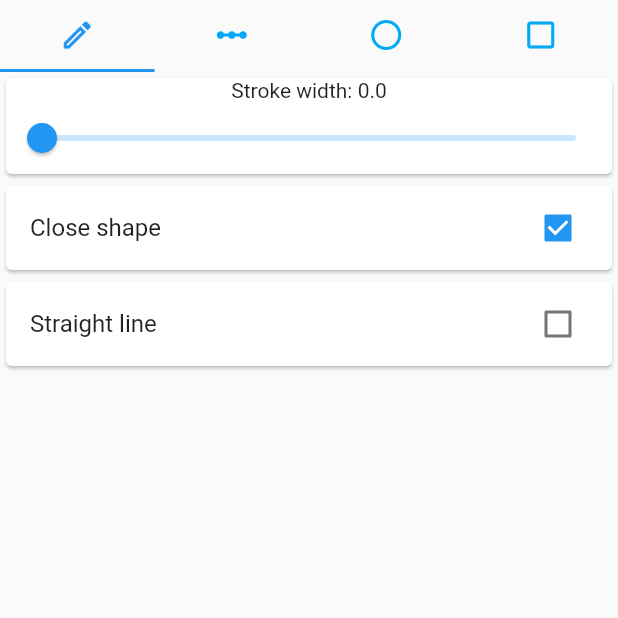
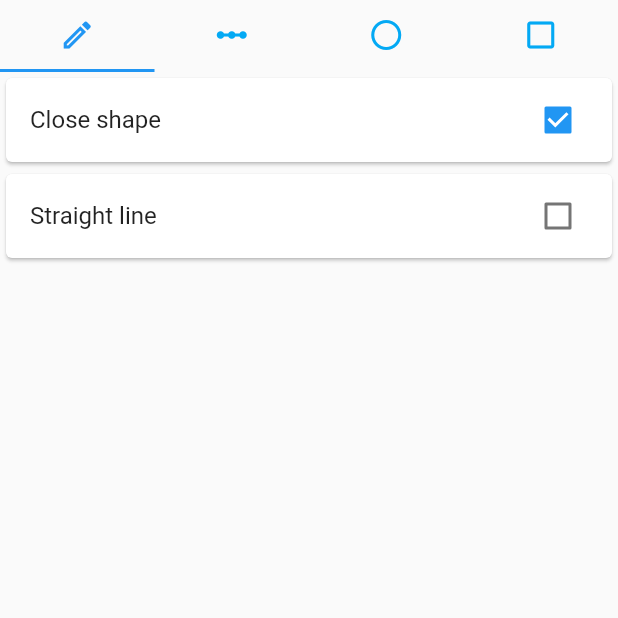
Before and after one commit to daniel-men/modal_seg, a Flutter app: the ToolSelectionWindow screen opened directly with empty values, after a tap on "Close shape", on a phone screen of 412 x 824 dp, the top half of it. Run offline on Flutter 3.47's test engine with Material 2 defaults, Android fonts, the phone set to English and light mode, and no system bars; our stand-ins replace flutter_colorpicker, tuple.

Commit message:
Refactored ToolSelectionWindow

```diff
--- a/lib/widgets/SegmentationAppBar.dart
+++ b/lib/widgets/SegmentationAppBar.dart
@@ -127,17 +127,7 @@ class SegmentationAppBarState extends State<SegmentationAppBar> {
           return AlertDialog(
             title: Text("Tool Menu"),
             content: ToolSelectionWindow(
-                closeShape: widget.drawingManager.closeShape,
-                onShapeClosed: (value) =>
-                    widget.drawingManager.closeShape = value,
-                strokeWidth: widget.drawingManager.strokeWidth,
-                onStrokeWidthChanged: (value) =>
-                    widget.drawingManager.strokeWidth = value,
-                straightLine: widget.drawingManager.straightLine,
-                onStraightLineChanged: (value) =>
-                    widget.drawingManager.straightLine = value,
-                onDrawingModeChanged: (value) =>
-                    widget.drawingManager.drawingMode = value),
+                drawingManager: widget.drawingManager),
           );
         });
   }
--- a/lib/widgets/ToolSelectionWindow.dart
+++ b/lib/widgets/ToolSelectionWindow.dart
@@ -1,25 +1,38 @@
 import 'package:flutter/cupertino.dart';
 import 'package:flutter/material.dart';
+import 'package:modal_seg/DrawingManager.dart';
 import 'package:modal_seg/widgets/DrawingToolMenuEntry.dart';
 
 // ignore: must_be_immutable
 class ToolSelectionWindow extends StatefulWidget {
+  /*
   final Function(bool?) onShapeClosed;
   final Function(double?) onStrokeWidthChanged;
   final Function(bool?) onStraightLineChanged;
   final Function(String) onDrawingModeChanged;
+  */
+  final DrawingManager drawingManager;
+
   bool? closeShape;
   double? strokeWidth;
   bool? straightLine;
 
-  ToolSelectionWindow(
-      {required this.onShapeClosed,
+  ToolSelectionWindow({
+    required this.drawingManager,
+    /*
+      required this.onShapeClosed,
       required this.closeShape,
       required this.onStrokeWidthChanged,
       required this.strokeWidth,
       required this.straightLine,
       required this.onStraightLineChanged,
-      required this.onDrawingModeChanged});
+      required this.onDrawingModeChanged
+      */
+  }) {
+    closeShape = drawingManager.closeShape;
+    strokeWidth = drawingManager.strokeWidth;
+    straightLine = drawingManager.straightLine;
+  }
 
   @override
   State<StatefulWidget> createState() => ToolSelectionWindowState();
@@ -29,16 +42,16 @@ class ToolSelectionWindowState extends State<ToolSelectionWindow> {
   tabChanged(int tab) {
     switch (tab) {
       case 0:
-        widget.onDrawingModeChanged("Line");
+        widget.drawingManager.drawingMode = "Line";
         break;
       case 1:
-        widget.onDrawingModeChanged("Polyline");
+        widget.drawingManager.drawingMode = "Polyline";
         break;
       case 2:
-        widget.onDrawingModeChanged("Polyline");
+        widget.drawingManager.drawingMode = "Circle";
         break;
       case 3:
-        widget.onDrawingModeChanged("Rect");
+        widget.drawingManager.drawingMode = "Rect";
         break;
       default:
     }
@@ -46,10 +59,27 @@ class ToolSelectionWindowState extends State<ToolSelectionWindow> {
 
   @override
   Widget build(BuildContext context) {
-    return
-        DefaultTabController(
+    int initialIndex;
+    switch (widget.drawingManager.drawingMode) {
+      case "Line":
+        initialIndex = 0;
+        break;
+      case "Polyline":
+        initialIndex = 1;
+        break;
+      case "Circle":
+        initialIndex = 2;
+        break;
+      case "Rect":
+        initialIndex = 3;
+        break;
+      default:
+        initialIndex = 0;
+    }
+
+    return DefaultTabController(
         length: 4,
-            initialIndex: 0, //TODO
+        initialIndex: initialIndex,
         child: Scaffold(
           appBar: TabBar(
             onTap: tabChanged,
@@ -64,10 +94,8 @@ class ToolSelectionWindowState extends State<ToolSelectionWindow> {
           ),
           body: TabBarView(
             children: [
-                  DrawingToolMenuEntry(
-                    strokeWidth: widget.strokeWidth!,
-                    onStrokeWidthChanged: widget.onStrokeWidthChanged,
-                    children: [
+              Container(
+                  child: Column(children: [
                 Card(
                   child: CheckboxListTile(
                       value: widget.closeShape,
@@ -76,38 +104,49 @@ class ToolSelectionWindowState extends State<ToolSelectionWindow> {
                         setState(() {
                           widget.closeShape = value;
                         });
-                              widget.onShapeClosed(value);
+                        widget.drawingManager.closeShape = value;
                       }),
                 ),
                 Card(
                   child: CheckboxListTile(
-                            value: widget.straightLine,
+                      value: widget.drawingManager.straightLine,
                       title: Text("Straight line"),
                       onChanged: (value) {
                         setState(() {
                           widget.straightLine = value;
                         });
-                              widget.onStraightLineChanged(value!);
+                        widget.drawingManager.straightLine = value;
                       }),
                 )
-                    ],
+              ])),
+              Container(child: Column(children: [
+                Card(
+                  child: CheckboxListTile(
+                      value: widget.closeShape,
+                      title: Text("Close shape"),
+                      onChanged: (value) {
+                        setState(() {
+                          widget.closeShape = value;
+                        });
+                        widget.drawingManager.closeShape = value;
+                      }),
                 ),
-                  DrawingToolMenuEntry(
-                    strokeWidth: widget.strokeWidth!,
-                    onStrokeWidthChanged: widget.onStrokeWidthChanged,
-                    children: []),
-                  DrawingToolMenuEntry(
-                    strokeWidth: widget.strokeWidth!,
-                    onStrokeWidthChanged: widget.onStrokeWidthChanged,
-                    children: []),
-                  DrawingToolMenuEntry(
-                    strokeWidth: widget.strokeWidth!,
-                    onStrokeWidthChanged: widget.onStrokeWidthChanged,
-                    children: []),
+                Card(
+                  child: CheckboxListTile(
+                      value: widget.drawingManager.straightLine,
+                      title: Text("Straight line"),
+                      onChanged: (value) {
+                        setState(() {
+                          widget.straightLine = value;
+                        });
+                        widget.drawingManager.straightLine = value;
+                      }),
+                )
+              ])),
+              Container(),
+              Container()
             ],
           ),
         ));
   }
-
-
 }
```
Lines whose indentation alone changed are shown as unchanged.
